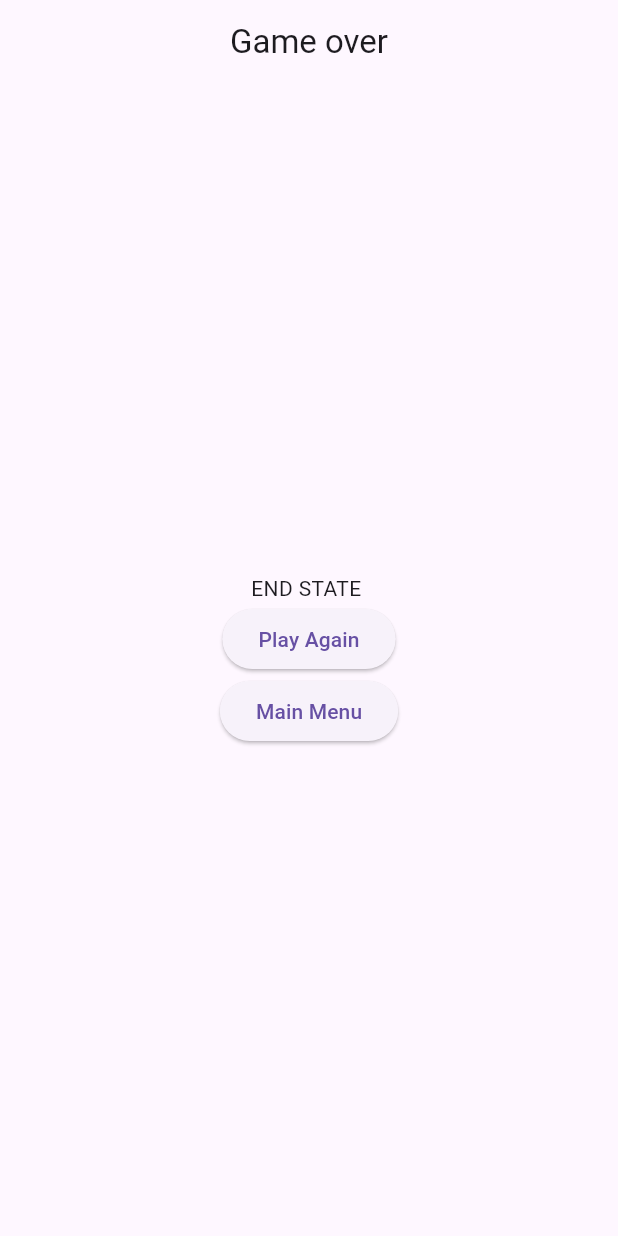
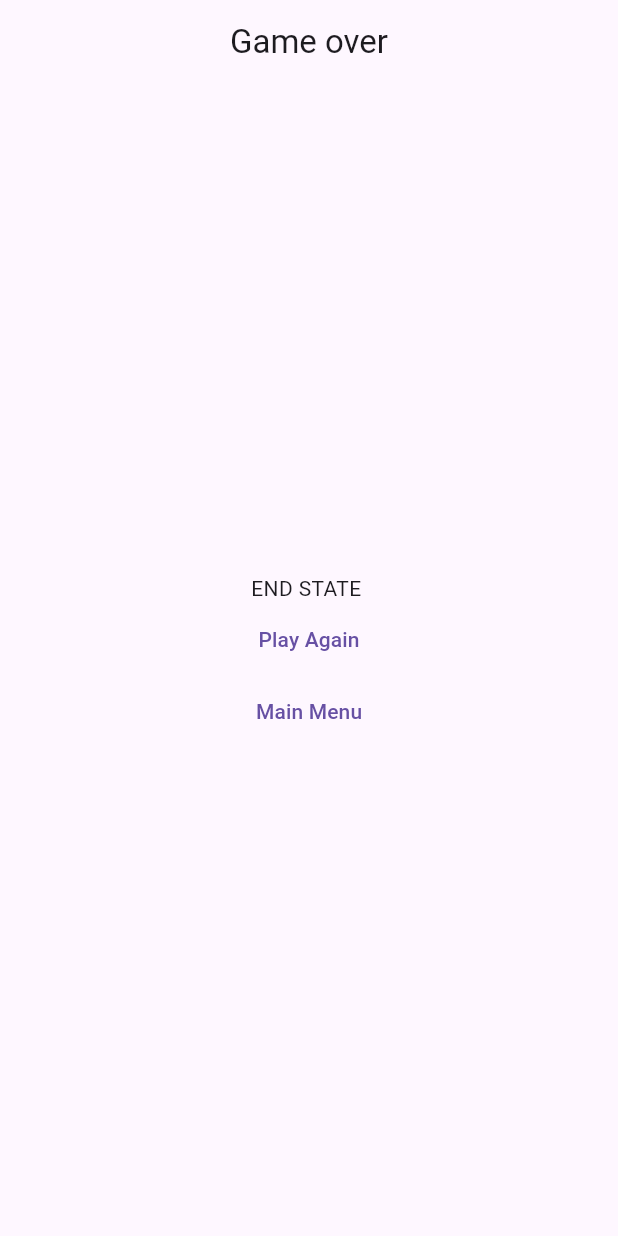
Before and after one commit to muhammadqasemtarboush1/flutter-flame-riverpod-game, a Flutter app: the EndScreen screen opened by its route, on a phone screen of 412 x 824 dp. Run offline on Flutter 3.47's test engine with Material 3 defaults, Android fonts, the light colour scheme and no system bars; our stand-ins replace go_router; missing offline and left inert: flame.

Commit message:
clean up the code with small fixes

```diff
--- a/lib/game/components/go_green_world.dart
+++ b/lib/game/components/go_green_world.dart
@@ -42,7 +42,7 @@ class GoGreenWorld extends World with HasGameRef<GoGreenGame> {
 
     add(player);
 
-    loadLevel(LevelData().getLevel(1));
+    loadLevel(LevelData().getLevel(3));
   }
 
   @override
--- a/lib/game/components/sprites/bin.dart
+++ b/lib/game/components/sprites/bin.dart
@@ -13,6 +13,8 @@ class BinTrash extends Obstacle {
   ) {
     if (other is Player) {
       other.removeFromParent();
+
+      //end state
       game.endCallback(GameEndState.trash);
     }
     super.onCollisionStart(intersectionPoints, other);
@@ -29,6 +31,8 @@ class BinRecycle extends Obstacle {
   ) {
     if (other is Player) {
       other.removeFromParent();
+      //win state
+
       game.endCallback(GameEndState.recycle);
     }
     super.onCollisionStart(intersectionPoints, other);
--- a/lib/game/components/sprites/player.dart
+++ b/lib/game/components/sprites/player.dart
@@ -23,7 +23,7 @@ class Player extends SpriteComponent with HasGameRef<GoGreenGame> {
     super.update(dt);
     //falling speed
     double newY = position.y + (dt * 400);
-
+    // let the player stick on the first 1/4 of the screen
     if (newY > -gameHeight / 4) {
       newY = -gameHeight / 4;
     }
--- a/lib/game/go_green_game.dart
+++ b/lib/game/go_green_game.dart
@@ -16,11 +16,6 @@ class GoGreenGame extends FlameGame<GoGreenWorld>
               width: gameWidth, height: gameHeight),
         );
 
-  // @override
-  // FutureOr<void> onLoad() {
-  //   super.onLoad();
-  // }
-
   final void Function(GameEndState endState) endCallback;
   @override
   Color backgroundColor() {
@@ -30,7 +25,6 @@ class GoGreenGame extends FlameGame<GoGreenWorld>
   @override
   void onHorizontalDragUpdate(DragUpdateInfo info) {
     super.onHorizontalDragUpdate(info);
-    world.player.move(info.delta.global.x);
     world.player.move(info.delta.global.x);
   }
 
--- a/lib/game/screen/end_screen.dart
+++ b/lib/game/screen/end_screen.dart
@@ -26,13 +26,13 @@ class _EndScreenState extends State<EndScreen> {
           mainAxisAlignment: MainAxisAlignment.center,
           children: [
             Text('END STATE ${widget.gameEndState.name}'),
-            ElevatedButton(
+            TextButton(
               onPressed: () {
                 context.goNamed(AppRoute.game.name);
               },
               child: const Text('Play Again'),
             ),
-            ElevatedButton(
+            TextButton(
               onPressed: () {
                 context.goNamed(AppRoute.menu.name);
               },
```
Also changed, not shown: lib/game/screen/game_screen.dart (+5 -8 lines).
